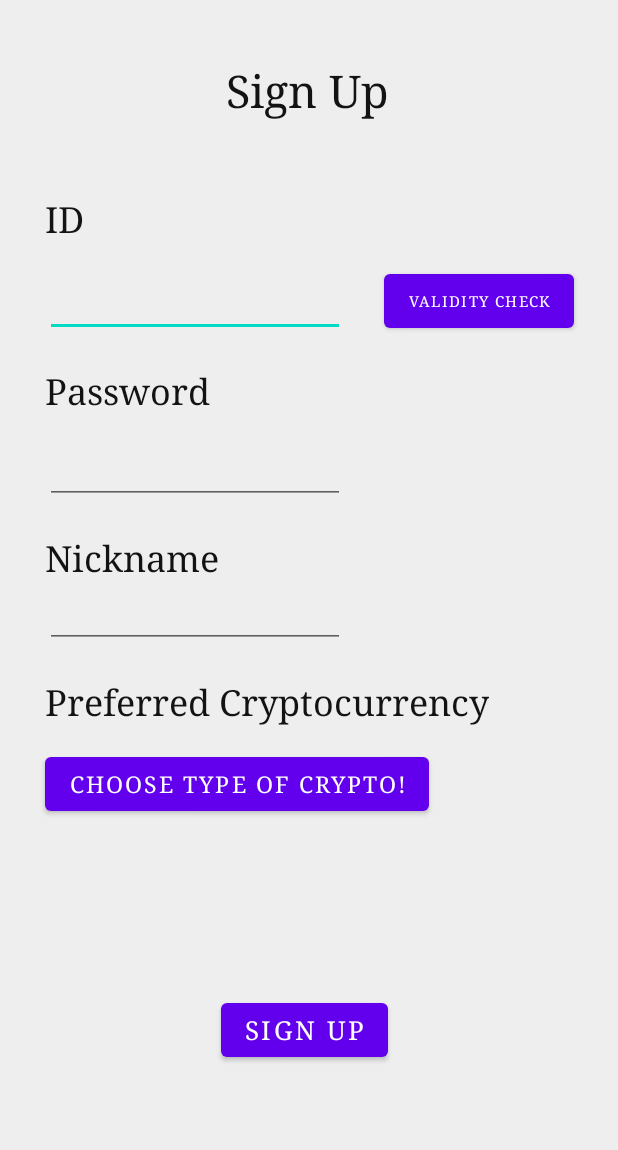
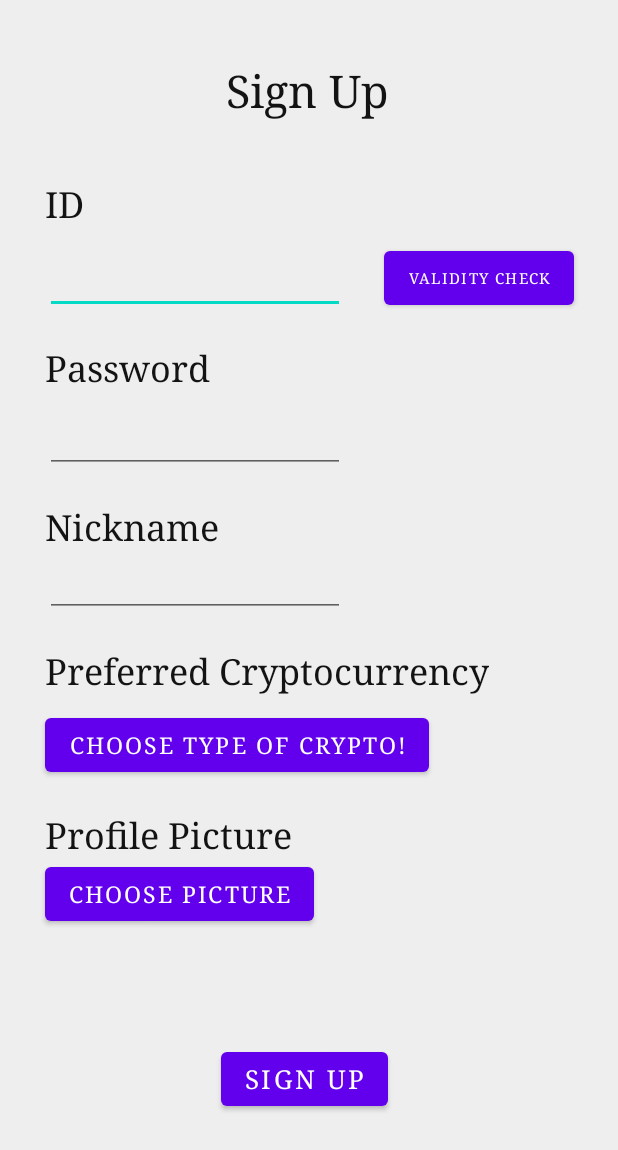
Before and after one commit to i5046821854/CryptoPrediction, an Android app: the layout register_layout.xml on its own in the app's theme, with its tools: preview values and no code run, on a phone screen of 412 x 824 dp. Shown: the top 1150 px of the screen. Run offline under Robolectric (Android 15) with nearby library versions, the phone set to English and light mode, and no system bars.

Commit message:
#19 -  post 요청 주소 배포 버전으로 변경, 회원가입 페이지에 이미지 설정 추가

```diff
--- a/app/src/main/java/com/capstone/crypto/view/adapters/ChatListViewAdapter.java
+++ b/app/src/main/java/com/capstone/crypto/view/adapters/ChatListViewAdapter.java
@@ -73,7 +73,6 @@ public class ChatListViewAdapter extends BaseAdapter {
         ImageView my_image = (ImageView)convertView.findViewById(R.id.my_image);
         ImageView tv_image = (ImageView)convertView.findViewById(R.id.tv_image);
 
-        System.out.println(chatData.get(position).getId() + " " + userId);
         if(chatData.get(position).getId().equals(userId)){
             tv_time.setVisibility(View.GONE);
             tv_name.setVisibility(View.GONE);
--- a/app/src/main/java/com/capstone/crypto/view/adapters/NewsListViewAdapter.java
+++ b/app/src/main/java/com/capstone/crypto/view/adapters/NewsListViewAdapter.java
@@ -65,7 +65,6 @@ public class NewsListViewAdapter extends BaseAdapter {
             LayoutInflater inflater = (LayoutInflater) mContext.getSystemService(Context.LAYOUT_INFLATER_SERVICE);
             view = inflater.inflate(R.layout.news_listview, viewGroup, false);
         }
-        System.out.println("tqweqwe");
         TextView titleTxt  = (TextView)view.findViewById(R.id.titleTxt2);
         readFullBtn = (Button)view.findViewById(R.id.detailBtn);
         TextView dateTxt = view.findViewById(R.id.dateTxt);
--- a/app/src/main/java/com/capstone/crypto/view/fragments/MypageFragment.java
+++ b/app/src/main/java/com/capstone/crypto/view/fragments/MypageFragment.java
@@ -49,7 +49,7 @@ public class MypageFragment extends Fragment {
     Integer imgIdx;
     String preferenceTxt;
     String ogTxt;
-    String[] items = new String[]{"Ethereum", "bitcoin"};
+    String[] items = new String[]{"Ethereum", "bitcoin", "Terra", "Solana", "XRP", "Tether", "USD Coin"};
     Context context;
     String userId;
     HashSet<String> keyList = new HashSet<>();
--- a/app/src/main/java/com/capstone/crypto/view/fragments/NewsFragment.java
+++ b/app/src/main/java/com/capstone/crypto/view/fragments/NewsFragment.java
@@ -95,7 +95,6 @@ public class NewsFragment extends Fragment {
 //        urlBuilder = HttpUrl.parse("https://api.currentsapi.services/v1/search?keywords=" + name + "&language=en&apiKey=bUOAN1mHVyUahBl1LBy0uTDfcCtiYStsong5IkUzfUFErv5R").newBuilder();
         urlBuilder = HttpUrl.parse("http://3.39.61.211:8080/news/" + crypto).newBuilder();
         String url = urlBuilder.build().toString();
-        System.out.println(url);
         Request req = new Request.Builder().url(url).build();
 
         client.newCall(req).enqueue(new Callback() {
--- a/app/src/main/java/com/capstone/crypto/view/utils/DBHelper.java
+++ b/app/src/main/java/com/capstone/crypto/view/utils/DBHelper.java
@@ -11,7 +11,6 @@ public class DBHelper extends SQLiteOpenHelper {
 
     @Override
     public void onCreate(SQLiteDatabase db) {
-        System.out.println("zz");
         String sql = "DROP TABLE if exists USERS";
         db.execSQL(sql);
 
--- a/app/src/main/java/com/capstone/crypto/view/views/MainActivity.java
+++ b/app/src/main/java/com/capstone/crypto/view/views/MainActivity.java
@@ -33,7 +33,6 @@ public class MainActivity extends AppCompatActivity {
         Intent getIntent = getIntent();
         id = getIntent.getStringExtra("id");
         id = (id == null ? "leeyoungshin" : id);
-        System.out.println(id);
         cryptoTxt = (TextView) findViewById(R.id.cryptoNameTxt);
         searchBtn = (Button) findViewById(R.id.searchBtn);
         imageView = (ImageView) findViewById(R.id.imageView3);
@@ -67,7 +66,6 @@ public class MainActivity extends AppCompatActivity {
         intent.putExtra("id", id);
         intent.putExtra("nickname", nickname);
         intent.putExtra("img", image);
-        System.out.println(crypto);
         startActivity(intent);
     }
 
--- a/app/src/main/java/com/capstone/crypto/view/views/MenuActivity.java
+++ b/app/src/main/java/com/capstone/crypto/view/views/MenuActivity.java
@@ -40,14 +40,11 @@ public class MenuActivity extends AppCompatActivity {
         userId = intent.getStringExtra("id");
         nickname = intent.getStringExtra("nickname");
         img = intent.getIntExtra("img", 1);
-        System.out.println(img);
-        System.out.println("userID : " + userId);
         bundle= new Bundle();
         bundle.putString("preference", preference);
         bundle.putString("id", userId);
         bundle.putInt("img", img);
         bundle.putString("nickname", nickname);
-        System.out.println("pref : " +  preference);
         homeFragment.setArguments(bundle);
         fragmentManager.beginTransaction().replace(R.id.menu_frame_layout, homeFragment).commitAllowingStateLoss();
         bottomNavigationView = findViewById(R.id.bottom_menu);
@@ -93,7 +90,6 @@ public class MenuActivity extends AppCompatActivity {
             bottomNavigationView.getMenu().getItem(0).setChecked(true);
             bundle = newBundle;
             homeFragment.setArguments(bundle);
-            System.out.println(bundle.getString("preference"));
             getSupportFragmentManager().beginTransaction().replace(R.id.menu_frame_layout, homeFragment).commitAllowingStateLoss();
         }else if(idx == 2){  //to Mypage
             bottomNavigationView.getMenu().getItem(4).setChecked(true);
@@ -102,13 +98,11 @@ public class MenuActivity extends AppCompatActivity {
         }else if(idx == 3){
             bottomNavigationView.getMenu().getItem(3).setChecked(true);
             chatFragment.setArguments(bundle);
-            System.out.println("called!");
             getSupportFragmentManager().beginTransaction().replace(R.id.menu_frame_layout, chatFragment).commitAllowingStateLoss();
         }
         else if(idx == 4){
             bottomNavigationView.getMenu().getItem(2).setChecked(true);
             chatFragment.setArguments(bundle);
-            System.out.println("called!");
             getSupportFragmentManager().beginTransaction().replace(R.id.menu_frame_layout, chatFragment).commitAllowingStateLoss();
         }
     }
--- a/app/src/main/res/layout/fragment_home.xml
+++ b/app/src/main/res/layout/fragment_home.xml
@@ -76,7 +76,7 @@
         android:id="@+id/searchBox"
         android:layout_width="wrap_content"
         android:layout_height="wrap_content"
-        android:layout_marginTop="30dp"
+        android:layout_marginTop="23dp"
         android:layout_marginEnd="75dp"
         android:ems="10"
         android:fontFamily="serif"
@@ -281,7 +281,10 @@
         android:id="@+id/dateLbl"
         android:layout_width="wrap_content"
         android:layout_height="wrap_content"
+        android:layout_marginBottom="3dp"
         android:text="As Of 29 Nov. 2022"
+        android:textColor="#0C0C0C"
+        android:textSize="16sp"
         android:textStyle="bold"
         app:layout_constraintBottom_toBottomOf="@+id/textView10"
         app:layout_constraintStart_toStartOf="@+id/textView16"
--- a/app/src/main/res/layout/register_layout.xml
+++ b/app/src/main/res/layout/register_layout.xml
@@ -25,7 +25,6 @@
         android:id="@+id/singupBtn"
         android:layout_width="wrap_content"
         android:layout_height="wrap_content"
-        android:layout_marginTop="10dp"
         android:fontFamily="serif"
         android:text="SIGN UP"
         android:textSize="17sp"
@@ -33,7 +32,7 @@
         app:layout_constraintEnd_toEndOf="parent"
         app:layout_constraintHorizontal_bias="0.491"
         app:layout_constraintStart_toStartOf="parent"
-        app:layout_constraintTop_toBottomOf="@+id/jobBtn"
+        app:layout_constraintTop_toBottomOf="@+id/profileBtn"
         app:layout_constraintVertical_bias="0.483" />
 
     <Button
@@ -55,7 +54,7 @@
         android:layout_width="200dp"
         android:layout_height="wrap_content"
         android:layout_marginStart="30dp"
-        android:layout_marginTop="15dp"
+        android:layout_marginTop="10dp"
         android:ems="10"
         android:fontFamily="serif"
         android:inputType="textPersonName"
@@ -67,7 +66,7 @@
         android:id="@+id/pwdRegTxt"
         android:layout_width="200dp"
         android:layout_height="wrap_content"
-        android:layout_marginTop="15dp"
+        android:layout_marginTop="10dp"
         android:ems="10"
         android:fontFamily="serif"
         android:inputType="textPassword"
@@ -88,7 +87,7 @@
         android:id="@+id/jobBtn"
         android:layout_width="wrap_content"
         android:layout_height="wrap_content"
-        android:layout_marginTop="15dp"
+        android:layout_marginTop="10dp"
         android:fontFamily="serif"
         android:text="Choose Type of Crypto!"
         android:textSize="15sp"
@@ -100,7 +99,7 @@
         android:layout_width="wrap_content"
         android:layout_height="wrap_content"
         android:layout_marginStart="30dp"
-        android:layout_marginTop="50dp"
+        android:layout_marginTop="40dp"
         android:fontFamily="serif"
         android:text="ID"
         android:textColor="#131313"
@@ -144,4 +143,26 @@
         app:layout_constraintStart_toStartOf="@+id/pwdRegTxt"
         app:layout_constraintTop_toBottomOf="@+id/pwdRegTxt" />
 
+    <TextView
+        android:id="@+id/textView11"
+        android:layout_width="wrap_content"
+        android:layout_height="wrap_content"
+        android:layout_marginTop="20dp"
+        android:fontFamily="serif"
+        android:text="Profile Picture"
+        android:textColor="#131313"
+        android:textSize="24sp"
+        app:layout_constraintStart_toStartOf="@+id/textView4"
+        app:layout_constraintTop_toBottomOf="@+id/jobBtn" />
+
+    <Button
+        android:id="@+id/profileBtn"
+        android:layout_width="wrap_content"
+        android:layout_height="wrap_content"
+        android:fontFamily="serif"
+        android:text="Choose Picture"
+        android:textSize="15sp"
+        app:layout_constraintStart_toStartOf="@+id/textView11"
+        app:layout_constraintTop_toBottomOf="@+id/textView11" />
+
 </androidx.constraintlayout.widget.ConstraintLayout>
```
Also changed, not shown: app/src/main/java/com/capstone/crypto/view/fragments/HomeFragment.java (+4 -3 lines), app/src/main/java/com/capstone/crypto/view/fragments/PredictionFragment.java (+71 -46 lines), app/src/main/java/com/capstone/crypto/view/views/RegisterActivity.java (+42 -1 lines), app/src/main/res/layout/fragment_prediction.xml (+13 -8 lines).
